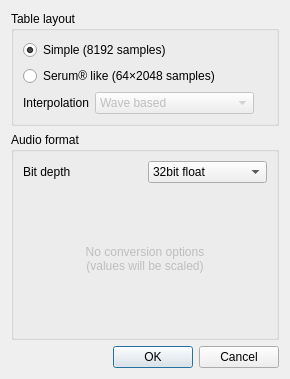
Old version of the form bigglesworth/ui/waveexport.ui in the repository MaurizioB/Bigglesworth.
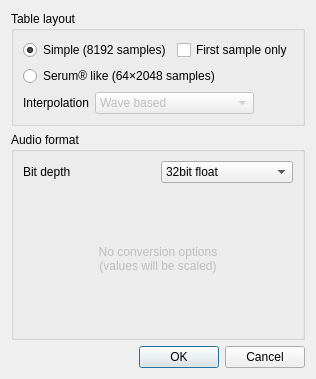
New version of the form. Icons and pictures are not drawn.

What changed in the file:
```diff
--- a/bigglesworth/ui/waveexport.ui
+++ b/bigglesworth/ui/waveexport.ui
@@ -6,7 +6,7 @@
    <rect>
     <x>0</x>
     <y>0</y>
-    <width>278</width>
+    <width>303</width>
     <height>379</height>
    </rect>
   </property>
@@ -19,8 +19,8 @@
      <property name="title">
       <string>Table layout</string>
      </property>
-     <layout class="QVBoxLayout" name="verticalLayout_2">
-      <item>
+     <layout class="QGridLayout" name="gridLayout">
+      <item row="0" column="0">
        <widget class="QRadioButton" name="layoutSimple">
         <property name="text">
          <string>Simple (8192 samples)</string>
@@ -33,7 +33,14 @@
         </attribute>
        </widget>
       </item>
-      <item>
+      <item row="0" column="1">
+       <widget class="QCheckBox" name="firstSampleChk">
+        <property name="text">
+         <string>First sample only</string>
+        </property>
+       </widget>
+      </item>
+      <item row="1" column="0" colspan="2">
        <widget class="QRadioButton" name="layoutSerum">
         <property name="text">
          <string>Serum® like (64×2048 samples)</string>
@@ -43,7 +50,7 @@
         </attribute>
        </widget>
       </item>
-      <item>
+      <item row="2" column="0" colspan="2">
        <widget class="QWidget" name="serumWidget" native="true">
         <layout class="QHBoxLayout" name="horizontalLayout">
          <property name="margin">
```
